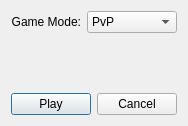
Above: ResumeGame.ui from dpetrovykh/FIAR before the change. Below: the same form after it.
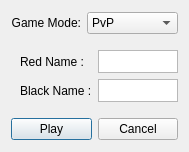
That is the form after the change.

Commit message: Added tracking of metadata for saved games

The edit to the form file:
```diff
--- a/ResumeGame.ui
+++ b/ResumeGame.ui
@@ -6,10 +6,16 @@
    <rect>
     <x>0</x>
     <y>0</y>
-    <width>188</width>
-    <height>126</height>
+    <width>189</width>
+    <height>152</height>
    </rect>
   </property>
+  <property name="maximumSize">
+   <size>
+    <width>16777215</width>
+    <height>152</height>
+   </size>
+  </property>
   <property name="windowTitle">
    <string>Dialog</string>
   </property>
@@ -49,6 +55,12 @@
        <verstretch>0</verstretch>
       </sizepolicy>
      </property>
+     <property name="maximumSize">
+      <size>
+       <width>16777215</width>
+       <height>70</height>
+      </size>
+     </property>
      <property name="layoutDirection">
       <enum>Qt::LeftToRight</enum>
      </property>
@@ -56,7 +68,48 @@
       <number>0</number>
      </property>
      <widget class="QWidget" name="page">
-      <layout class="QGridLayout" name="gridLayout_3"/>
+      <layout class="QGridLayout" name="gridLayout_3">
+       <property name="rightMargin">
+        <number>0</number>
+       </property>
+       <item row="1" column="0">
+        <widget class="QLabel" name="label_4">
+         <property name="text">
+          <string>Red Name :</string>
+         </property>
+        </widget>
+       </item>
+       <item row="1" column="1">
+        <widget class="QPlainTextEdit" name="PvP_RedPlayer">
+         <property name="verticalScrollBarPolicy">
+          <enum>Qt::ScrollBarAlwaysOff</enum>
+         </property>
+         <property name="lineWrapMode">
+          <enum>QPlainTextEdit::NoWrap</enum>
+         </property>
+        </widget>
+       </item>
+       <item row="2" column="0">
+        <widget class="QLabel" name="label_5">
+         <property name="text">
+          <string>Black Name :</string>
+         </property>
+        </widget>
+       </item>
+       <item row="2" column="1">
+        <widget class="QPlainTextEdit" name="PvP_BlackPlayer">
+         <property name="verticalScrollBarPolicy">
+          <enum>Qt::ScrollBarAlwaysOff</enum>
+         </property>
+         <property name="tabChangesFocus">
+          <bool>true</bool>
+         </property>
+         <property name="lineWrapMode">
+          <enum>QPlainTextEdit::NoWrap</enum>
+         </property>
+        </widget>
+       </item>
+      </layout>
      </widget>
      <widget class="QWidget" name="page_2">
       <layout class="QGridLayout" name="gridLayout">
```
Left out of the diff: 38 changed lines with no effect on the pictures. The commit also changes 14 other files.
